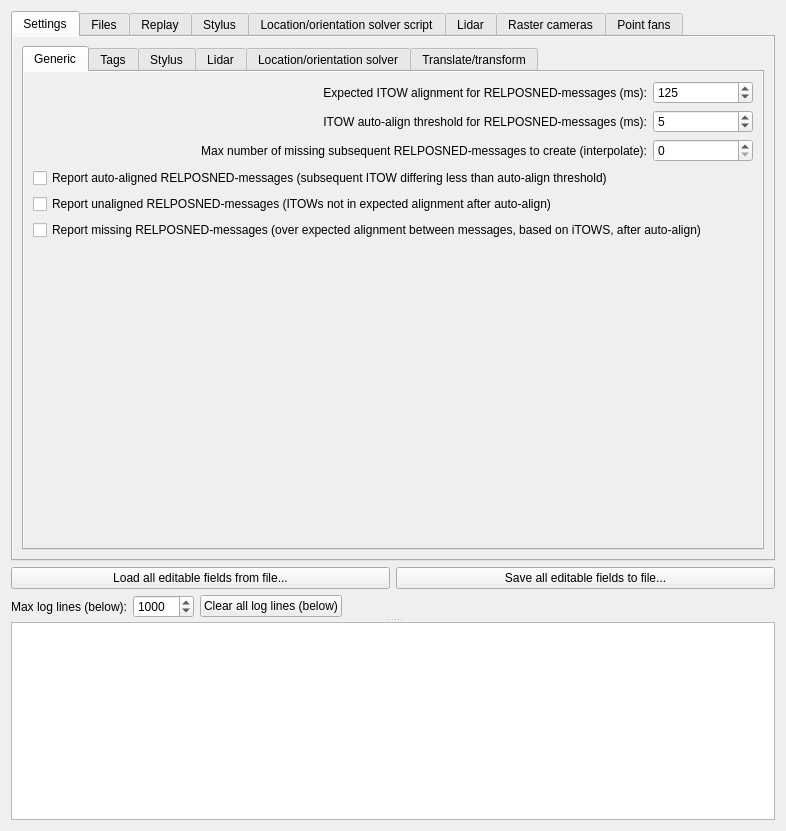
Above: PostProcessing/postprocessingform.ui from GNSS-Stylist/GNSS-Stylus before the change. Below: the same form after it.
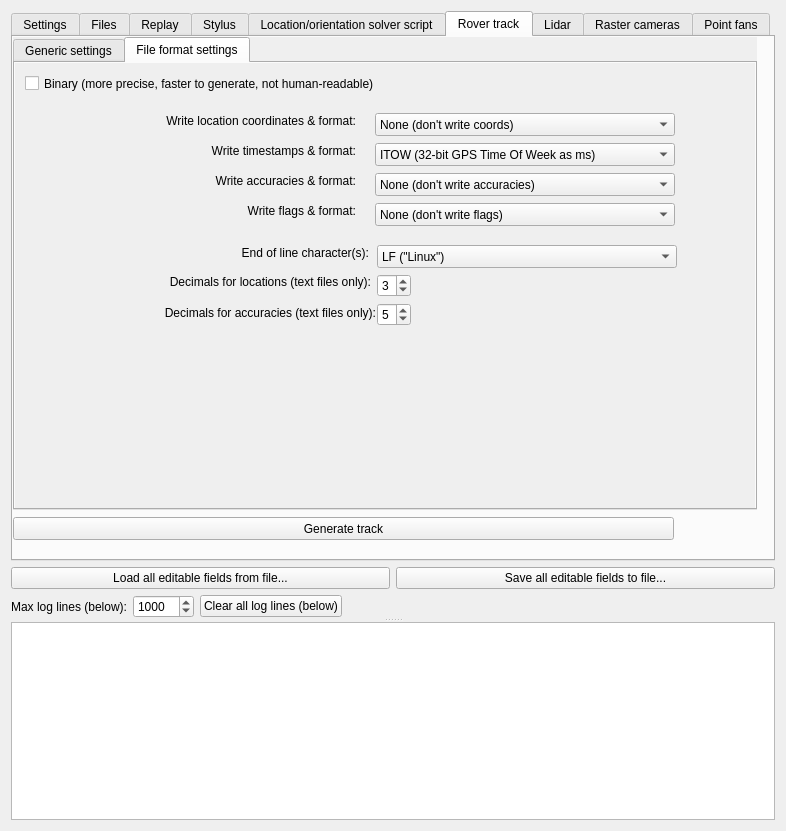
That is the form after the change. The open tabs and pages were chosen to show the change.

Patch:
```diff
--- a/PostProcessing/postprocessingform.ui
+++ b/PostProcessing/postprocessingform.ui
@@ -3037,6 +3037,528 @@
            </item>
           </layout>
          </widget>
+         <widget class="QWidget" name="tab_RoverTrack">
+          <attribute name="title">
+           <string>Rover track</string>
+          </attribute>
+          <widget class="QTabWidget" name="tabWidget_RoverTrack">
+           <property name="geometry">
+            <rect>
+             <x>0</x>
+             <y>0</y>
+             <width>744</width>
+             <height>473</height>
+            </rect>
+           </property>
+           <property name="autoFillBackground">
+            <bool>true</bool>
+           </property>
+           <property name="currentIndex">
+            <number>0</number>
+           </property>
+           <widget class="QWidget" name="tab_RoverTrack_Generic">
+            <property name="autoFillBackground">
+             <bool>true</bool>
+            </property>
+            <attribute name="title">
+             <string>Generic settings</string>
+            </attribute>
+            <widget class="QSpinBox" name="spinBox_RoverTrack_ITOW_Range_Min">
+             <property name="geometry">
+              <rect>
+               <x>200</x>
+               <y>10</y>
+               <width>100</width>
+               <height>23</height>
+              </rect>
+             </property>
+             <property name="minimumSize">
+              <size>
+               <width>100</width>
+               <height>0</height>
+              </size>
+             </property>
+             <property name="maximum">
+              <number>604800000</number>
+             </property>
+            </widget>
+            <widget class="QLabel" name="label_RoverTrack_ITOWRange_Points_Min">
+             <property name="geometry">
+              <rect>
+               <x>15</x>
+               <y>10</y>
+               <width>179</width>
+               <height>16</height>
+              </rect>
+             </property>
+             <property name="text">
+              <string>ITOW range for the track, min:</string>
+             </property>
+             <property name="alignment">
+              <set>Qt::AlignRight|Qt::AlignTrailing|Qt::AlignVCenter</set>
+             </property>
+            </widget>
+            <widget class="QPushButton" name="pushButton_RoverTrack_ITOW_Script_Max_Maximize">
+             <property name="geometry">
+              <rect>
+               <x>310</x>
+               <y>40</y>
+               <width>80</width>
+               <height>23</height>
+              </rect>
+             </property>
+             <property name="text">
+              <string>Set max</string>
+             </property>
+            </widget>
+            <widget class="QSpinBox" name="spinBox_RoverTrack_ITOW_Range_Max">
+             <property name="geometry">
+              <rect>
+               <x>204</x>
+               <y>40</y>
+               <width>100</width>
+               <height>23</height>
+              </rect>
+             </property>
+             <property name="minimumSize">
+              <size>
+               <width>100</width>
+               <height>0</height>
+              </size>
+             </property>
+             <property name="maximum">
+              <number>604800000</number>
+             </property>
+             <property name="value">
+              <number>604800000</number>
+             </property>
+            </widget>
+            <widget class="QLabel" name="label_RoverTrack_ITOWRange_Points_Max">
+             <property name="geometry">
+              <rect>
+               <x>170</x>
+               <y>40</y>
+               <width>28</width>
+               <height>16</height>
+              </rect>
+             </property>
+             <property name="text">
+              <string>max:</string>
+             </property>
+             <property name="alignment">
+              <set>Qt::AlignRight|Qt::AlignTrailing|Qt::AlignVCenter</set>
+             </property>
+            </widget>
+            <widget class="QLabel" name="label_RoverTrack_Rover">
+             <property name="geometry">
+              <rect>
+               <x>47</x>
+               <y>70</y>
+               <width>151</width>
+               <height>20</height>
+              </rect>
+             </property>
+             <property name="text">
+              <string>Rover:</string>
+             </property>
+             <property name="alignment">
+              <set>Qt::AlignRight|Qt::AlignTrailing|Qt::AlignVCenter</set>
+             </property>
+            </widget>
+            <widget class="QComboBox" name="comboBox_RoverTrack_Rover">
+             <property name="geometry">
+              <rect>
+               <x>200</x>
+               <y>70</y>
+               <width>101</width>
+               <height>23</height>
+              </rect>
+             </property>
+             <property name="minimumSize">
+              <size>
+               <width>30</width>
+               <height>0</height>
+              </size>
+             </property>
+             <property name="currentIndex">
+              <number>0</number>
+             </property>
+             <item>
+              <property name="text">
+               <string>A</string>
+              </property>
+             </item>
+             <item>
+              <property name="text">
+               <string>B</string>
+              </property>
+             </item>
+             <item>
+              <property name="text">
+               <string>C</string>
+              </property>
+             </item>
+            </widget>
+           </widget>
+           <widget class="QWidget" name="tab_RoverTrack_FileFormat">
+            <property name="autoFillBackground">
+             <bool>true</bool>
+            </property>
+            <attribute name="title">
+             <string>File format settings</string>
+            </attribute>
+            <widget class="QSpinBox" name="spinBox_RoverTrack_FileFormat_Decimals_Accuracies">
+             <property name="geometry">
+              <rect>
+               <x>362</x>
+               <y>240</y>
+               <width>34</width>
+               <height>23</height>
+              </rect>
+             </property>
+             <property name="minimum">
+              <number>1</number>
+             </property>
+             <property name="maximum">
+              <number>6</number>
+             </property>
+             <property name="value">
+              <number>5</number>
+             </property>
+            </widget>
+            <widget class="QComboBox" name="comboBox_RoverTrack_FileFormat_EOLCharacters">
+             <property name="geometry">
+              <rect>
+               <x>362</x>
+               <y>182</y>
+               <width>300</width>
+               <height>23</height>
+              </rect>
+             </property>
+             <property name="minimumSize">
+              <size>
+               <width>300</width>
+               <height>0</height>
+              </size>
+             </property>
+             <property name="currentIndex">
+              <number>1</number>
+             </property>
+             <item>
+              <property name="text">
+               <string>CR (PLY-standard(?), meshlab doesn't support)</string>
+              </property>
+             </item>
+             <item>
+              <property name="text">
+               <string>LF (&quot;Linux&quot;)</string>
+              </property>
+             </item>
+             <item>
+              <property name="text">
+               <string>CR+LF (&quot;Windows&quot;)</string>
+              </property>
+             </item>
+            </widget>
+            <widget class="QLabel" name="label_RoverTrack_FileFormat_TimeStampsFormat">
+             <property name="geometry">
+              <rect>
+               <x>30</x>
+               <y>80</y>
+               <width>311</width>
+               <height>16</height>
+              </rect>
+             </property>
+             <property name="text">
+              <string>Write timestamps &amp; format:</string>
+             </property>
+             <property name="alignment">
+              <set>Qt::AlignRight|Qt::AlignTrailing|Qt::AlignVCenter</set>
+             </property>
+            </widget>
+            <widget class="QLabel" name="label_RoverTrack_FileFormat_EOLCharacters">
+             <property name="geometry">
+              <rect>
+               <x>33</x>
+               <y>182</y>
+               <width>321</width>
+               <height>16</height>
+              </rect>
+             </property>
+             <property name="text">
+              <string>End of line character(s):</string>
+             </property>
+             <property name="alignment">
+              <set>Qt::AlignRight|Qt::AlignTrailing|Qt::AlignVCenter</set>
+             </property>
+            </widget>
+            <widget class="QComboBox" name="comboBox_RoverTrack_FileFormat_TimeStampsFormat">
+             <property name="geometry">
+              <rect>
+               <x>360</x>
+               <y>80</y>
+               <width>300</width>
+               <height>23</height>
+              </rect>
+             </property>
+             <property name="minimumSize">
+              <size>
+               <width>300</width>
+               <height>0</height>
+              </size>
+             </property>
+             <property name="currentIndex">
+              <number>1</number>
+             </property>
+             <item>
+              <property name="text">
+               <string>None (don't write timestamps)</string>
+              </property>
+             </item>
+             <item>
+              <property name="text">
+               <string>ITOW (32-bit GPS Time Of Week as ms)</string>
+              </property>
+             </item>
+             <item>
+              <property name="text">
+               <string>Uptime (32-bit uptime from the logs)</string>
+              </property>
+             </item>
+            </widget>
+            <widget class="QLabel" name="label_RoverTrack_FileFormat_Decimals_Accuracies">
+             <property name="geometry">
+              <rect>
+               <x>10</x>
+               <y>240</y>
+               <width>351</width>
+               <height>20</height>
+              </rect>
+             </property>
+             <property name="text">
+              <string>Decimals for accuracies (text files only):</string>
+             </property>
+             <property name="alignment">
+              <set>Qt::AlignRight|Qt::AlignTrailing|Qt::AlignVCenter</set>
+             </property>
+            </widget>
+            <widget class="QLabel" name="label_RoverTrack_FileFormat_LocationCoordsFormat">
+             <property name="geometry">
+              <rect>
+               <x>30</x>
+               <y>50</y>
+               <width>311</width>
+               <height>16</height>
+              </rect>
+             </property>
+             <property name="text">
+              <string>Write location coordinates &amp; format:</string>
+             </property>
+             <property name="alignment">
+              <set>Qt::AlignRight|Qt::AlignTrailing|Qt::AlignVCenter</set>
+             </property>
+            </widget>
+            <widget class="QSpinBox" name="spinBox_RoverTrack_FileFormat_Decimals_Locations">
+             <property name="geometry">
+              <rect>
+               <x>362</x>
+               <y>211</y>
+               <width>34</width>
+               <height>23</height>
+              </rect>
+             </property>
+             <property name="minimum">
+              <number>1</number>
+             </property>
+             <property name="maximum">
+              <number>6</number>
+             </property>
+             <property name="value">
+              <number>3</number>
+             </property>
+            </widget>
+            <widget class="QLabel" name="label_RoverTrack_FileFormat_Decimals_Locations">
+             <property name="geometry">
+              <rect>
+               <x>33</x>
+               <y>211</y>
+               <width>323</width>
+               <height>16</height>
+              </rect>
+             </property>
+             <property name="text">
+              <string>Decimals for locations (text files only):</string>
+             </property>
+             <property name="alignment">
+              <set>Qt::AlignRight|Qt::AlignTrailing|Qt::AlignVCenter</set>
+             </property>
+            </widget>
+            <widget class="QCheckBox" name="checkBox_RoverTrack_FileFormat_Binary">
+             <property name="geometry">
+              <rect>
+               <x>10</x>
+               <y>10</y>
+               <width>644</width>
+               <height>21</height>
+              </rect>
+             </property>
+             <property name="toolTip">
+              <string>&lt;html&gt;&lt;head/&gt;&lt;body&gt;&lt;p&gt;Normal lengths can be utilized in MeshLab&lt;/p&gt;&lt;/body&gt;&lt;/html&gt;</string>
+             </property>
+             <property name="text">
+              <string>Binary (more precise, faster to generate, not human-readable)</string>
+             </property>
+            </widget>
+            <widget class="QLabel" name="label_RoverTrack_FileFormat_AccuracyFormat">
+             <property name="geometry">
+              <rect>
+               <x>30</x>
+               <y>110</y>
+               <width>311</width>
+               <height>16</height>
+              </rect>
+             </property>
+             <property name="text">
+              <string>Write accuracies &amp; format:</string>
+             </property>
+             <property name="alignment">
+              <set>Qt::AlignRight|Qt::AlignTrailing|Qt::AlignVCenter</set>
+             </property>
+            </widget>
+            <widget class="QComboBox" name="comboBox_RoverTrack_FileFormat_AccuracyFormat">
+             <property name="geometry">
+              <rect>
+               <x>360</x>
+               <y>110</y>
+               <width>300</width>
+               <height>23</height>
+              </rect>
+             </property>
+             <property name="minimumSize">
+              <size>
+               <width>300</width>
+               <height>0</height>
+              </size>
+             </property>
+             <property name="currentIndex">
+              <number>0</number>
+             </property>
+             <item>
+              <property name="text">
+               <string>None (don't write accuracies)</string>
+              </property>
+             </item>
+             <item>
+              <property name="text">
+               <string>float (32 bit)</string>
+              </property>
+             </item>
+             <item>
+              <property name="text">
+               <string>double (64 bit)</string>
+              </property>
+             </item>
+            </widget>
+            <widget class="QComboBox" name="comboBox_RoverTrack_FileFormat_LocationCoordsFormat">
+             <property name="geometry">
+              <rect>
+               <x>360</x>
+               <y>50</y>
+               <width>300</width>
+               <height>23</height>
+              </rect>
+             </property>
+             <property name="minimumSize">
+              <size>
+               <width>300</width>
+               <height>0</height>
+              </size>
+             </property>
+             <property name="currentIndex">
+              <number>0</number>
+             </property>
+             <item>
+              <property name="text">
+               <string>None (don't write coords)</string>
+              </property>
+             </item>
+             <item>
+              <property name="text">
+               <string>float (32 bit)</string>
+              </property>
+             </item>
+             <item>
+              <property name="text">
+               <string>double (64 bit)</string>
+              </property>
+             </item>
+            </widget>
+            <widget class="QComboBox" name="comboBox_RoverTrack_FileFormat_FlagsFormat">
+             <property name="geometry">
+              <rect>
+               <x>360</x>
+               <y>140</y>
+               <width>300</width>
+               <height>23</height>
+              </rect>
+             </property>
+             <property name="minimumSize">
+              <size>
+               <width>300</width>
+               <height>0</height>
+              </size>
+             </property>
+             <property name="currentIndex">
+              <number>0</number>
+             </property>
+             <item>
+              <property name="text">
+               <string>None (don't write flags)</string>
+              </property>
+             </item>
+             <item>
+              <property name="text">
+               <string>raw (16 bit, raw content of flags-field)</string>
+              </property>
+             </item>
+             <item>
+              <property name="text">
+               <string>carrSoln (8 bit, bits 4...3 of flags-field (no sol / float / fix))</string>
+              </property>
+             </item>
+            </widget>
+            <widget class="QLabel" name="label_RoverTrack_FileFormat_FlagsFormat">
+             <property name="geometry">
+              <rect>
+               <x>30</x>
+               <y>140</y>
+               <width>311</width>
+               <height>16</height>
+              </rect>
+             </property>
+             <property name="text">
+              <string>Write flags &amp; format:</string>
+             </property>
+             <property name="alignment">
+              <set>Qt::AlignRight|Qt::AlignTrailing|Qt::AlignVCenter</set>
+             </property>
+            </widget>
+           </widget>
+          </widget>
+          <widget class="QPushButton" name="pushButton_RoverTrack_GenerateTrack">
+           <property name="geometry">
+            <rect>
+             <x>0</x>
+             <y>480</y>
+             <width>661</width>
+             <height>23</height>
+            </rect>
+           </property>
+           <property name="text">
+            <string>Generate track</string>
+           </property>
+          </widget>
+         </widget>
          <widget class="QWidget" name="tab_Lidar">
           <property name="autoFillBackground">
            <bool>true</bool>
```
